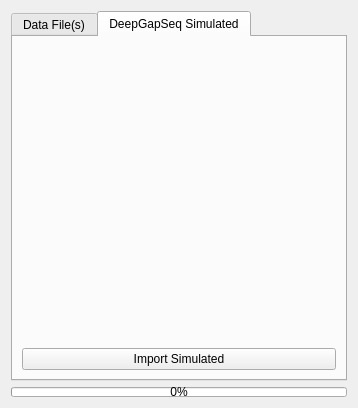
piedrro/DeepGapSeq, file src/DeepGapSeq/GUI/importwindow_gui.ui: the form before one commit.
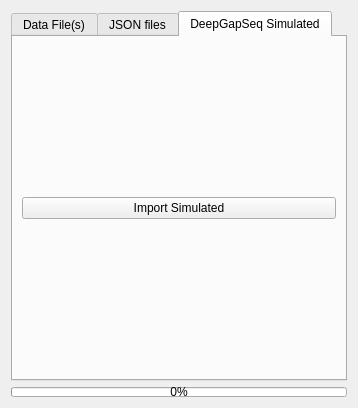
The form after the commit. The open tabs and pages were chosen to show the change.

Commit message: added json export

The edit to the form file:
```diff
--- a/src/DeepGapSeq/GUI/importwindow_gui.ui
+++ b/src/DeepGapSeq/GUI/importwindow_gui.ui
@@ -384,24 +384,25 @@
        </item>
       </layout>
      </widget>
+     <widget class="QWidget" name="tab_3">
+      <attribute name="title">
+       <string>JSON files</string>
+      </attribute>
+      <layout class="QVBoxLayout" name="verticalLayout_4">
+       <item>
+        <widget class="QPushButton" name="import_json_2">
+         <property name="text">
+          <string>Import DeepGapSeq JSON</string>
+         </property>
+        </widget>
+       </item>
+      </layout>
+     </widget>
      <widget class="QWidget" name="tab_2">
       <attribute name="title">
        <string>DeepGapSeq Simulated</string>
       </attribute>
       <layout class="QVBoxLayout" name="verticalLayout_3">
-       <item>
-        <spacer name="verticalSpacer">
-         <property name="orientation">
-          <enum>Qt::Vertical</enum>
-         </property>
-         <property name="sizeHint" stdset="0">
-          <size>
-           <width>20</width>
-           <height>40</height>
-          </size>
-         </property>
-        </spacer>
-       </item>
        <item>
         <widget class="QPushButton" name="import_simulated">
          <property name="text">
```
Left out of the diff: 2 changed lines with no effect on the pictures. The commit also changes 8 other files.
